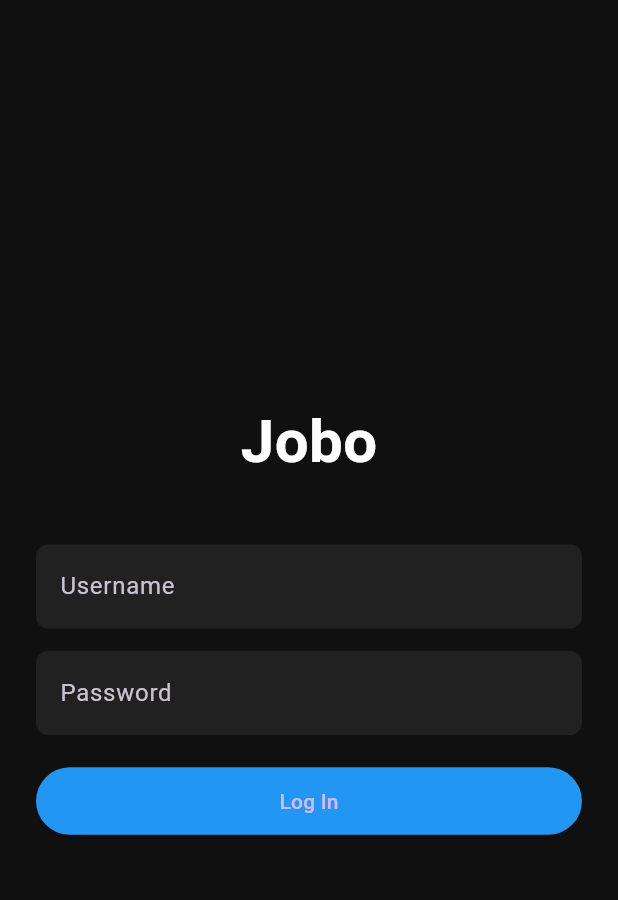
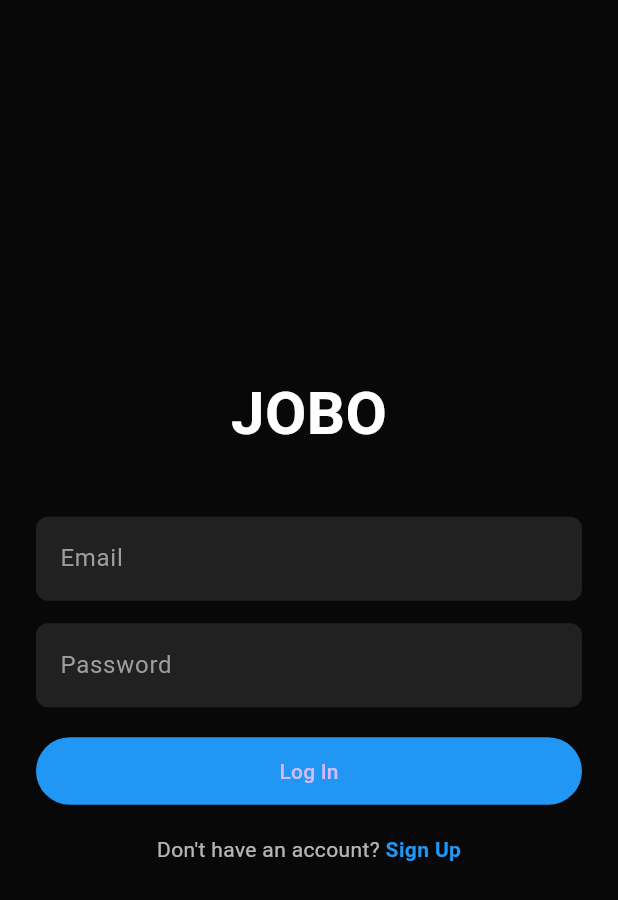
Before and after one commit to AdharshReghu5/Jobo, a Flutter app: the screen it shows after launch, on a phone screen of 412 x 824 dp. Shown: the top 900 px of the screen. Run offline on Flutter 3.47's test engine with Material 3 defaults, Android fonts, the phone set to English and light mode, and no system bars; our stand-ins replace cloud_firestore, firebase_auth, firebase_core, image_picker; accounts and stored records are empty.

Commit message:
added login and authentication

```diff
--- a/lib/main.dart
+++ b/lib/main.dart
@@ -1,13 +1,18 @@
 import 'package:flutter/material.dart';
+import 'package:firebase_core/firebase_core.dart';
+import 'package:firebase_auth/firebase_auth.dart';
+
+import 'firebase_options.dart';
 import 'screens/login_screen.dart';
-import 'package:firebase_core/firebase_core.dart';
-import 'firebase_options.dart';
+import 'screens/main_screen.dart';
 
 void main() async {
   WidgetsFlutterBinding.ensureInitialized();
+
   await Firebase.initializeApp(
     options: DefaultFirebaseOptions.currentPlatform,
   );
+
   runApp(const MyApp());
 }
 
@@ -22,33 +27,56 @@ class MyApp extends StatelessWidget {
       theme: ThemeData(
         brightness: Brightness.dark,
 
-        // Main app background (NOT pure black)
         scaffoldBackgroundColor: const Color(0xFF101010),
 
-        // AppBar style (flat, Instagram-like)
         appBarTheme: const AppBarTheme(
           backgroundColor: Color(0xFF121212),
           elevation: 0,
         ),
 
-        // Bottom navigation bar theme
         bottomNavigationBarTheme: const BottomNavigationBarThemeData(
           backgroundColor: Color(0xFF121212),
           selectedItemColor: Colors.white,
           unselectedItemColor: Color(0xFFB3B3B3),
         ),
 
-        // Card / post background color
         cardTheme: const CardThemeData(
           color: Color(0xFF121212),
         ),
 
-        // Divider color between posts
-        dividerColor: Color(0xFF2F2F2F),
+        dividerColor: const Color(0xFF2F2F2F),
       ),
 
-      // First screen of the app
-      home: LoginScreen(),
+      home: const AuthCheck(),
     );
   }
 }
+
+class AuthCheck extends StatelessWidget {
+  const AuthCheck({super.key});
+
+  @override
+  Widget build(BuildContext context) {
+
+    return StreamBuilder<User?>(
+      stream: FirebaseAuth.instance.authStateChanges(),
+
+      builder: (context, snapshot) {
+
+        if (snapshot.connectionState == ConnectionState.waiting) {
+          return const Scaffold(
+            body: Center(
+              child: CircularProgressIndicator(),
+            ),
+          );
+        }
+
+        if (snapshot.hasData) {
+          return const MainScreen();
+        }
+
+        return const LoginScreen();
+      },
+    );
+  }
+}
--- a/lib/screens/login_screen.dart
+++ b/lib/screens/login_screen.dart
@@ -1,67 +1,180 @@
 import 'package:flutter/material.dart';
+import 'package:firebase_auth/firebase_auth.dart';
+
 import 'main_screen.dart';
+import 'register_screen.dart';
 
-class LoginScreen extends StatelessWidget {
+class LoginScreen extends StatefulWidget {
   const LoginScreen({super.key});
 
   @override
+  State<LoginScreen> createState() => _LoginScreenState();
+}
+
+class _LoginScreenState extends State<LoginScreen> {
+
+  final TextEditingController emailController = TextEditingController();
+  final TextEditingController passwordController = TextEditingController();
+
+  bool loading = false;
+
+  Future<void> login() async {
+
+    if (emailController.text.trim().isEmpty ||
+        passwordController.text.trim().isEmpty) {
+
+      ScaffoldMessenger.of(context).showSnackBar(
+        const SnackBar(content: Text("Please enter email and password")),
+      );
+      return;
+    }
+
+    try {
+
+      setState(() {
+        loading = true;
+      });
+
+      await FirebaseAuth.instance.signInWithEmailAndPassword(
+        email: emailController.text.trim(),
+        password: passwordController.text.trim(),
+      );
+
+      Navigator.pushReplacement(
+        context,
+        MaterialPageRoute(builder: (_) => const MainScreen()),
+      );
+
+    } on FirebaseAuthException catch (e) {
+
+      String message = "Login failed";
+
+      if (e.code == 'user-not-found') {
+        message = "No user found with this email";
+      }
+
+      if (e.code == 'wrong-password') {
+        message = "Incorrect password";
+      }
+
+      ScaffoldMessenger.of(context)
+          .showSnackBar(SnackBar(content: Text(message)));
+
+    } finally {
+
+      setState(() {
+        loading = false;
+      });
+
+    }
+  }
+
+  InputDecoration inputStyle(String hint) {
+    return InputDecoration(
+      hintText: hint,
+      hintStyle: const TextStyle(color: Colors.grey),
+      filled: true,
+      fillColor: Colors.grey[900],
+      border: OutlineInputBorder(
+        borderRadius: BorderRadius.circular(8),
+        borderSide: BorderSide.none,
+      ),
+    );
+  }
+
+  @override
   Widget build(BuildContext context) {
+
     return Scaffold(
+      backgroundColor: const Color(0xFF080808),
+
       body: Padding(
         padding: const EdgeInsets.all(24),
+
         child: Column(
           mainAxisAlignment: MainAxisAlignment.center,
+
           children: [
-            Text(
-              "Jobo",
+
+            const Text(
+              "JOBO",
               style: TextStyle(
                 fontSize: 40,
                 fontWeight: FontWeight.bold,
                 color: Colors.white,
               ),
             ),
-            SizedBox(height: 40),
+
+            const SizedBox(height: 40),
 
             TextField(
-              decoration: InputDecoration(
-                hintText: "Username",
-                filled: true,
-                fillColor: Colors.grey[900],
-                border: OutlineInputBorder(
-                  borderRadius: BorderRadius.circular(8),
-                  borderSide: BorderSide.none,
+              controller: emailController,
+              style: const TextStyle(color: Colors.white),
+              decoration: inputStyle("Email"),
+            ),
+
+            const SizedBox(height: 15),
+
+            TextField(
+              controller: passwordController,
+              obscureText: true,
+              style: const TextStyle(color: Colors.white),
+              decoration: inputStyle("Password"),
+            ),
+
+            const SizedBox(height: 20),
+
+            SizedBox(
+              width: double.infinity,
+              height: 45,
+
+              child: ElevatedButton(
+                style: ElevatedButton.styleFrom(
+                  backgroundColor: Colors.blue,
                 ),
+
+                onPressed: loading ? null : login,
+
+                child: loading
+                    ? const CircularProgressIndicator(color: Colors.white)
+                    : const Text("Log In"),
               ),
             ),
-            SizedBox(height: 15),
 
-            TextField(
-              obscureText: true,
-              decoration: InputDecoration(
-                hintText: "Password",
-                filled: true,
-                fillColor: Colors.grey[900],
-                border: OutlineInputBorder(
-                  borderRadius: BorderRadius.circular(8),
-                  borderSide: BorderSide.none,
+            const SizedBox(height: 20),
+
+            Row(
+              mainAxisAlignment: MainAxisAlignment.center,
+
+              children: [
+
+                const Text(
+                  "Don't have an account? ",
+                  style: TextStyle(color: Colors.white70),
                 ),
-              ),
+
+                GestureDetector(
+                  onTap: () {
+
+                    Navigator.push(
+                      context,
+                      MaterialPageRoute(
+                        builder: (_) => const RegisterScreen(),
+                      ),
+                    );
+
+                  },
+                  child: const Text(
+                    "Sign Up",
+                    style: TextStyle(
+                      color: Colors.blue,
+                      fontWeight: FontWeight.bold,
+                    ),
+                  ),
+                ),
+              ],
             ),
-            SizedBox(height: 20),
 
-            ElevatedButton(
-              style: ElevatedButton.styleFrom(
-                backgroundColor: Colors.blue,
-                minimumSize: Size(double.infinity, 45),
-              ),
-              onPressed: () {
-                Navigator.pushReplacement(
-                  context,
-                  MaterialPageRoute(builder: (_) => MainScreen()),
-                );
-              },
-              child: Text("Log In"),
-            ),
           ],
         ),
       ),
--- a/pubspec.yaml
+++ b/pubspec.yaml
@@ -34,9 +34,9 @@ dependencies:
   # The following adds the Cupertino Icons font to your application.
   # Use with the CupertinoIcons class for iOS style icons.
   cupertino_icons: ^1.0.8
-  firebase_core: ^4.4.0
-  firebase_auth: ^6.1.4
-  cloud_firestore: ^6.1.2
+  firebase_core: ^4.5.0
+  firebase_auth: ^6.2.0
+  cloud_firestore: ^6.1.3
   firebase_storage: ^13.0.6
   url_launcher: ^6.3.2
   image_picker: ^1.2.1
```
Also changed, not shown: lib/screens/profile_screen.dart (+122 -54 lines), lib/screens/register_screen.dart (added, +245 -0 lines), pubspec.lock.
